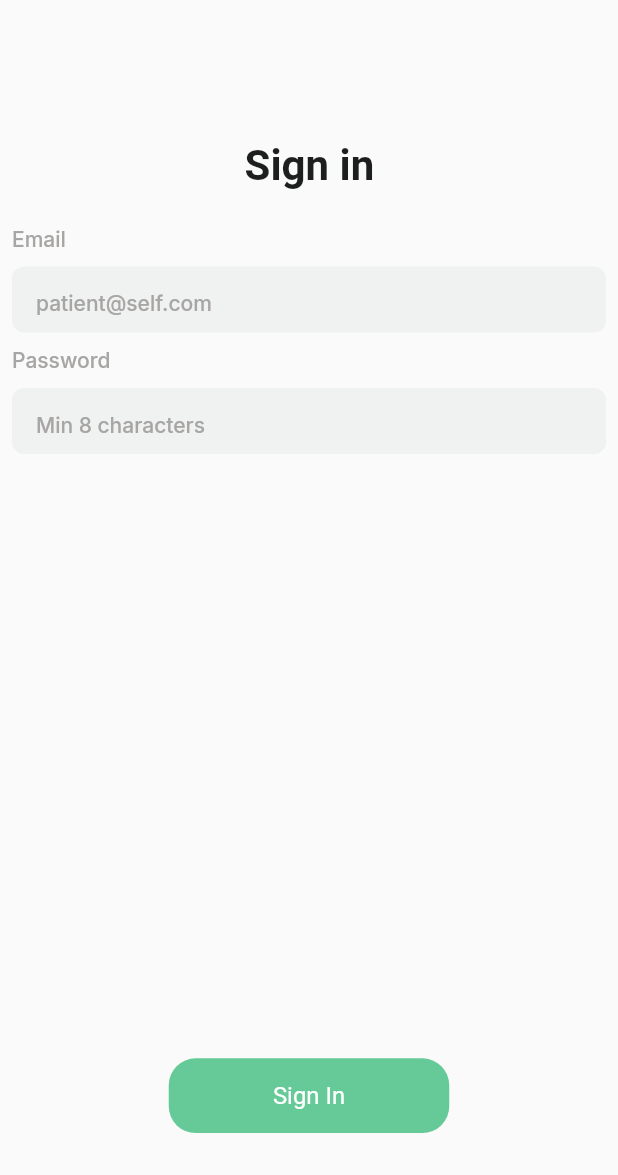
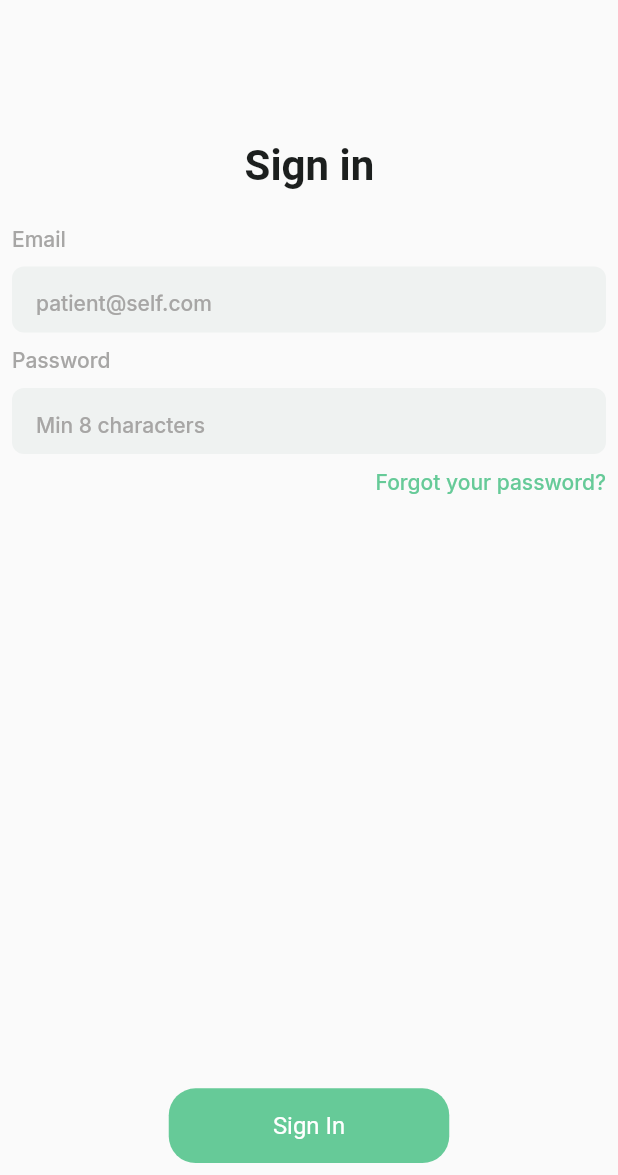
Before and after one commit to Teewhydot/medical_clinik, a Flutter app: the screen it shows after launch, on a phone screen of 412 x 824 dp, the part 61-1236 px from its top. Run offline on Flutter 3.47's test engine with Material 2 defaults, Android fonts, the phone set to English and light mode, and no system bars; our stand-ins replace google_fonts; missing offline and left inert: flag; Roboto replaces fonts that are missing (Gilroy-SemiBold).

Commit message:
Sign in page completed.

```diff
--- a/lib/clinik_app/presentation/pages/auth_pages/sign_in.dart
+++ b/lib/clinik_app/presentation/pages/auth_pages/sign_in.dart
@@ -45,6 +45,13 @@ class SignInPage extends StatelessWidget {
                     keyboardType: TextInputType.visiblePassword,
                     hintText: 'Min 8 characters',
                   ),
+                  addVerticalSpacing(10),
+                  Align(
+                    alignment: Alignment.centerRight,
+                    child: Text('Forgot your password?',
+                        style: kSubHeaderTextStyle.copyWith(
+                            color: kAccentPrimaryGreen)),
+                  ),
                 ],
               ),
               Column(
@@ -53,7 +60,6 @@ class SignInPage extends StatelessWidget {
                       fem: fem,
                       color: kAccentPrimaryGreen,
                       buttonText: 'Sign In'),
-                  addVerticalSpacing(20),
                 ],
               )
             ]),
```
